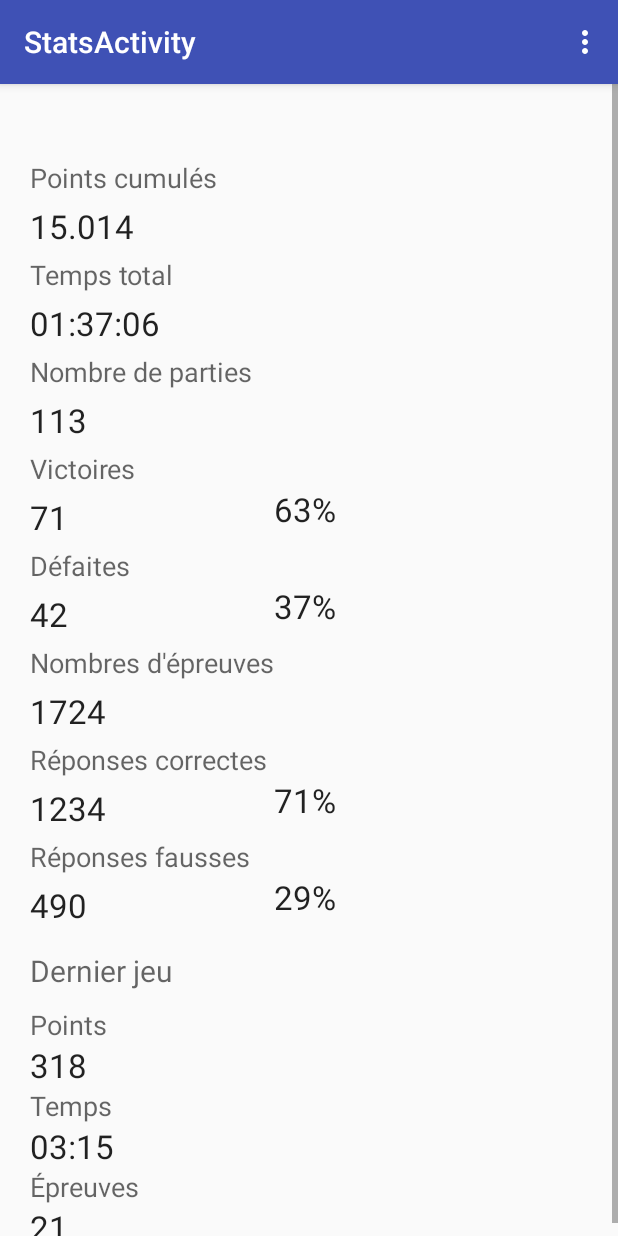
After one commit to Cocovich/MovieBuzz, an Android app: the StatsActivity screen opened directly, with no data from a screen before it, on a phone screen of 412 x 824 dp. The commit adds this screen. Run offline under Robolectric (Android 15) with nearby library versions, the phone set to English and light mode, and no system bars.

Commit message:
Stats layout

```diff
--- a/app/src/main/java/be/ipl/android/moviebuzz/MainActivity.java
+++ b/app/src/main/java/be/ipl/android/moviebuzz/MainActivity.java
@@ -42,12 +42,13 @@ public class MainActivity extends AppCompatActivity {
         return super.onOptionsItemSelected(item);
     }
 
-    //pour nouvelle partie
-    public void onClick(View view) {
+    public void newGame(View view) {
+        Intent gameIntent = new Intent(this, Main2Activity.class);
+        startActivityForResult(gameIntent, 1);
+    }
 
-        //int viewId = view.getId();
-
-        Intent detailIntent = new Intent(this, Main2Activity.class);
-        startActivityForResult(detailIntent, 1);
+    public void goToStats(View view) {
+        Intent statsIntent = new Intent(this, StatsActivity.class);
+        startActivityForResult(statsIntent, 1);
     }
 }
--- /dev/null
+++ b/app/src/main/java/be/ipl/android/moviebuzz/StatsActivity.java
@@ -0,0 +1,37 @@
+package be.ipl.android.moviebuzz;
+
+import android.os.Bundle;
+import android.support.design.widget.FloatingActionButton;
+import android.support.design.widget.Snackbar;
+import android.support.v7.app.AppCompatActivity;
+import android.support.v7.widget.Toolbar;
+import android.view.Menu;
+import android.view.View;
+
+public class StatsActivity extends AppCompatActivity {
+
+    @Override
+    protected void onCreate(Bundle savedInstanceState) {
+        super.onCreate(savedInstanceState);
+        setContentView(R.layout.activity_stats);
+        /*Toolbar toolbar = (Toolbar) findViewById(R.id.toolbar);
+        setSupportActionBar(toolbar);
+
+        FloatingActionButton fab = (FloatingActionButton) findViewById(R.id.fab);
+        fab.setOnClickListener(new View.OnClickListener() {
+            @Override
+            public void onClick(View view) {
+                Snackbar.make(view, "Replace with your own action", Snackbar.LENGTH_LONG)
+                        .setAction("Action", null).show();
+            }
+        });*/
+    }
+
+    @Override
+    public boolean onCreateOptionsMenu(Menu menu) {
+        // Inflate the menu; this adds items to the action bar if it is present.
+        getMenuInflater().inflate(R.menu.menu_main2, menu);
+        return true;
+    }
+
+}
--- a/app/src/main/res/layout/activity_main.xml
+++ b/app/src/main/res/layout/activity_main.xml
@@ -23,8 +23,8 @@
         android:layout_above="@+id/button4"
         android:layout_alignParentLeft="true"
         android:layout_alignParentStart="true"
-        android:onClick="onClick"
-        android:text="Nouvelle partie"
+        android:onClick="newGame"
+        android:text="@string/new_game"
         android:clickable="true"
         android:background="@android:color/holo_orange_light"
         android:layout_marginTop="6dp" />
@@ -36,7 +36,8 @@
         android:layout_above="@+id/button5"
         android:layout_alignParentEnd="true"
         android:layout_alignParentRight="true"
-        android:text="Stats"
+        android:onClick="goToStats"
+        android:text="@string/stats"
         android:clickable="true"
         android:background="@android:color/holo_orange_light"
         android:layout_marginTop="6dp" />
@@ -48,7 +49,7 @@
         android:layout_alignParentBottom="true"
         android:layout_alignParentEnd="true"
         android:layout_alignParentRight="true"
-        android:text="Options"
+        android:text="@string/options"
         android:clickable="true"
         android:background="@android:color/holo_orange_light"
         android:layout_marginTop="6dp" />
--- /dev/null
+++ b/app/src/main/res/layout/activity_stats.xml
@@ -0,0 +1,320 @@
+<RelativeLayout xmlns:android="http://schemas.android.com/apk/res/android"
+    xmlns:tools="http://schemas.android.com/tools"
+    android:layout_width="match_parent"
+    android:layout_height="match_parent">
+
+    <ScrollView
+        android:layout_width="wrap_content"
+        android:layout_height="wrap_content"
+        android:id="@+id/scrollView"
+        android:layout_alignParentRight="false"
+        android:layout_alignParentEnd="true"
+        android:layout_alignParentLeft="false"
+        android:layout_alignParentStart="true">
+
+        <LinearLayout
+            android:orientation="vertical"
+            android:layout_width="match_parent"
+            android:layout_height="match_parent"
+            android:layout_alignParentTop="true"
+            android:layout_marginTop="50dp"
+            android:layout_marginLeft="20dp"
+            android:layout_marginRight="20dp">
+
+            <GridLayout
+                android:layout_width="match_parent"
+                android:layout_height="match_parent"
+                android:orientation="vertical"
+                android:id="@+id/statsGrid"
+                android:rowCount="23"
+                android:columnCount="2">
+
+                <TextView
+                    android:layout_width="wrap_content"
+                    android:layout_height="wrap_content"
+                    android:textAppearance="?android:attr/textAppearanceMedium"
+                    android:text="@string/stats_total_points"
+                    android:id="@+id/statsLabelTotalPoints"
+                    android:layout_row="0"
+                    android:layout_column="0" />
+
+                <TextView
+                    android:layout_width="wrap_content"
+                    android:layout_height="wrap_content"
+                    android:textAppearance="?android:attr/textAppearanceLarge"
+                    android:text="15.014"
+                    android:id="@+id/statsValueTotalPoints"
+                    android:layout_row="1"
+                    android:layout_column="0"
+                    android:numeric="integer"
+                    android:layout_marginTop="5dp"
+                    android:layout_marginBottom="5dp"
+                    android:layout_weight="2"
+                    android:textAlignment="center" />
+
+                <TextView
+                    android:layout_width="wrap_content"
+                    android:layout_height="wrap_content"
+                    android:textAppearance="?android:attr/textAppearanceMedium"
+                    android:text="Temps total"
+                    android:id="@+id/statsLabelTotalTime"
+                    android:layout_row="2"
+                    android:layout_column="0" />
+
+                <TextView
+                    android:layout_width="wrap_content"
+                    android:layout_height="wrap_content"
+                    android:textAppearance="?android:attr/textAppearanceLarge"
+                    android:text="01:37:06"
+                    android:id="@+id/statsValueTotalTime"
+                    android:layout_row="3"
+                    android:layout_column="0"
+                    android:layout_marginTop="5dp"
+                    android:layout_marginBottom="5dp"
+                    android:layout_weight="2"
+                    android:textAlignment="center" />
+
+                <TextView
+                    android:layout_width="wrap_content"
+                    android:layout_height="wrap_content"
+                    android:textAppearance="?android:attr/textAppearanceMedium"
+                    android:text="Nombre de parties"
+                    android:id="@+id/statsLabelTotalGames"
+                    android:layout_row="4"
+                    android:layout_column="0" />
+
+                <TextView
+                    android:layout_width="wrap_content"
+                    android:layout_height="wrap_content"
+                    android:textAppearance="?android:attr/textAppearanceLarge"
+                    android:text="113"
+                    android:id="@+id/statsValueTotalGames"
+                    android:layout_row="5"
+                    android:layout_column="0"
+                    android:layout_marginTop="5dp"
+                    android:layout_marginBottom="5dp"
+                    android:layout_weight="2"
+                    android:textAlignment="center" />
+
+                <TextView
+                    android:layout_width="wrap_content"
+                    android:layout_height="wrap_content"
+                    android:textAppearance="?android:attr/textAppearanceMedium"
+                    android:text="Victoires"
+                    android:id="@+id/statsLabelTotalWins"
+                    android:layout_row="6"
+                    android:layout_column="0" />
+
+                <TextView
+                    android:layout_width="wrap_content"
+                    android:layout_height="wrap_content"
+                    android:textAppearance="?android:attr/textAppearanceLarge"
+                    android:text="71"
+                    android:id="@+id/statsValueTotalWins"
+                    android:layout_row="7"
+                    android:layout_column="0"
+                    android:layout_marginTop="5dp"
+                    android:layout_marginBottom="5dp"
+                    android:layout_weight="2"
+                    android:textAlignment="center" />
+
+                <TextView
+                    android:layout_width="wrap_content"
+                    android:layout_height="wrap_content"
+                    android:textAppearance="?android:attr/textAppearanceLarge"
+                    android:text="63%"
+                    android:id="@+id/statsValueRatioWins"
+                    android:layout_row="7"
+                    android:layout_column="1"
+                    android:layout_weight="1" />
+
+                <TextView
+                    android:layout_width="wrap_content"
+                    android:layout_height="wrap_content"
+                    android:textAppearance="?android:attr/textAppearanceMedium"
+                    android:text="Défaites"
+                    android:id="@+id/statsLabelTotalLoss"
+                    android:layout_row="8"
+                    android:layout_column="0" />
+
+                <TextView
+                    android:layout_width="wrap_content"
+                    android:layout_height="wrap_content"
+                    android:textAppearance="?android:attr/textAppearanceLarge"
+                    android:text="42"
+                    android:id="@+id/statsValueTotalLoss"
+                    android:layout_row="9"
+                    android:layout_column="0"
+                    android:layout_marginTop="5dp"
+                    android:layout_marginBottom="5dp"
+                    android:layout_weight="2"
+                    android:textAlignment="center" />
+
+                <TextView
+                    android:layout_width="wrap_content"
+                    android:layout_height="wrap_content"
+                    android:textAppearance="?android:attr/textAppearanceLarge"
+                    android:text="37%"
+                    android:id="@+id/statsValueRatioLoss"
+                    android:layout_row="9"
+                    android:layout_column="1"
+                    android:layout_weight="1" />
+
+                <TextView
+                    android:layout_width="wrap_content"
+                    android:layout_height="wrap_content"
+                    android:textAppearance="?android:attr/textAppearanceMedium"
+                    android:text="Nombres d&apos;épreuves"
+                    android:id="@+id/statsLabelTotalQuestions"
+                    android:layout_row="10"
+                    android:layout_column="0" />
+
+                <TextView
+                    android:layout_width="wrap_content"
+                    android:layout_height="wrap_content"
+                    android:textAppearance="?android:attr/textAppearanceLarge"
+                    android:text="1724"
+                    android:id="@+id/statsValueTotalQuestions"
+                    android:layout_row="11"
+                    android:layout_column="0"
+                    android:layout_marginTop="5dp"
+                    android:layout_marginBottom="5dp"
+                    android:layout_weight="2"
+                    android:textAlignment="center" />
+
+                <TextView
+                    android:layout_width="wrap_content"
+                    android:layout_height="wrap_content"
+                    android:textAppearance="?android:attr/textAppearanceMedium"
+                    android:text="Réponses correctes"
+                    android:id="@+id/statsLabelTotalAnswersTrue"
+                    android:layout_row="12"
+                    android:layout_column="0" />
+
+                <TextView
+                    android:layout_width="wrap_content"
+                    android:layout_height="wrap_content"
+                    android:textAppearance="?android:attr/textAppearanceLarge"
+                    android:text="1234"
+                    android:id="@+id/statsValueTotalAnswersTrue"
+                    android:layout_row="13"
+                    android:layout_column="0"
+                    android:layout_marginTop="5dp"
+                    android:layout_marginBottom="5dp"
+                    android:layout_weight="2"
+                    android:textAlignment="center" />
+
+                <TextView
+                    android:layout_width="wrap_content"
+                    android:layout_height="wrap_content"
+                    android:textAppearance="?android:attr/textAppearanceLarge"
+                    android:text="71%"
+                    android:id="@+id/statsValueRatioAnswersTrue"
+                    android:layout_row="13"
+                    android:layout_column="1"
+                    android:layout_weight="1" />
+
+                <TextView
+                    android:layout_width="wrap_content"
+                    android:layout_height="wrap_content"
+                    android:textAppearance="?android:attr/textAppearanceMedium"
+                    android:text="Réponses fausses"
+                    android:id="@+id/statsLabelTotalAnswersFalse"
+                    android:layout_row="14"
+                    android:layout_column="0" />
+
+                <TextView
+                    android:layout_width="wrap_content"
+                    android:layout_height="wrap_content"
+                    android:textAppearance="?android:attr/textAppearanceLarge"
+                    android:text="490"
+                    android:id="@+id/statsValueTotalAnswersFalse"
+                    android:layout_row="15"
+                    android:layout_column="0"
+                    android:layout_marginTop="5dp"
+                    android:layout_marginBottom="5dp"
+                    android:layout_weight="2"
+                    android:textAlignment="center" />
+
+                <TextView
+                    android:layout_width="wrap_content"
+                    android:layout_height="wrap_content"
+                    android:textAppearance="?android:attr/textAppearanceLarge"
+                    android:text="29%"
+                    android:id="@+id/statsValueRatioAnswersFalse"
+                    android:layout_row="15"
+                    android:layout_column="1"
+                    android:layout_weight="1" />
+
+                <TextView
+                    android:layout_width="wrap_content"
+                    android:layout_height="wrap_content"
+                    android:textAppearance="?android:attr/textAppearanceMedium"
+                    android:text="Dernier jeu"
+                    android:id="@+id/statsLabelLastGame"
+                    android:layout_row="16"
+                    android:layout_column="0"
+                    android:textSize="@dimen/abc_text_size_title_material"
+                    android:layout_marginTop="10dp"
+                    android:layout_marginBottom="10dp"
+                    android:textAlignment="center" />
+
+                <TextView
+                    android:layout_width="wrap_content"
+                    android:layout_height="wrap_content"
+                    android:textAppearance="?android:attr/textAppearanceMedium"
+                    android:text="Points"
+                    android:id="@+id/statsLabelLastGamePoints"
+                    android:layout_row="17"
+                    android:layout_column="0" />
+
+                <TextView
+                    android:layout_width="wrap_content"
+                    android:layout_height="wrap_content"
+                    android:textAppearance="?android:attr/textAppearanceLarge"
+                    android:text="318"
+                    android:id="@+id/statsValueLastGamePoints"
+                    android:layout_row="18"
+                    android:layout_column="0" />
+
+                <TextView
+                    android:layout_width="wrap_content"
+                    android:layout_height="wrap_content"
+                    android:textAppearance="?android:attr/textAppearanceMedium"
+                    android:text="Temps"
+                    android:id="@+id/statsLabelLastGameTime"
+                    android:layout_column="0"
+                    android:layout_row="19" />
+
+                <TextView
+                    android:layout_width="wrap_content"
+                    android:layout_height="wrap_content"
+                    android:textAppearance="?android:attr/textAppearanceLarge"
+                    android:text="03:15"
+                    android:id="@+id/statsValueLastGameTime"
+                    android:layout_column="0"
+                    android:layout_row="20" />
+
+                <TextView
+                    android:layout_width="wrap_content"
+                    android:layout_height="wrap_content"
+                    android:textAppearance="?android:attr/textAppearanceMedium"
+                    android:text="Épreuves"
+                    android:id="@+id/statsLabelLastGameQuestions"
+                    android:layout_column="0"
+                    android:layout_row="21" />
+
+                <TextView
+                    android:layout_width="wrap_content"
+                    android:layout_height="wrap_content"
+                    android:textAppearance="?android:attr/textAppearanceLarge"
+                    android:text="21"
+                    android:id="@+id/statsValueLastGameQuestions"
+                    android:layout_column="0"
+                    android:layout_row="22" />
+
+            </GridLayout>
+        </LinearLayout>
+    </ScrollView>
+
+</RelativeLayout>
--- a/app/src/main/res/layout/content_main.xml
+++ b/app/src/main/res/layout/content_stats.xml
@@ -9,11 +9,7 @@
     android:paddingRight="@dimen/activity_horizontal_margin"
     android:paddingTop="@dimen/activity_vertical_margin"
     app:layout_behavior="@string/appbar_scrolling_view_behavior"
-    tools:context="be.ipl.android.moviebuzz.MainActivity"
-    tools:showIn="@layout/activity_main">
+    tools:context="be.ipl.android.moviebuzz.StatsActivity"
+    tools:showIn="@layout/activity_stats">
 
-    <TextView
-        android:layout_width="wrap_content"
-        android:layout_height="wrap_content"
-        android:text="Hello World!" />
 </RelativeLayout>
--- a/app/src/main/res/values/strings.xml
+++ b/app/src/main/res/values/strings.xml
@@ -6,4 +6,9 @@
 
     <string name="hello_world">Hello world!</string>
     <string name="buzz_Bouton_Valider">BUZZ !</string>
+    <string name="new_game">Nouvelle partie</string>
+    <string name="stats">Statistiques</string>
+    <string name="options">Options</string>
+    <string name="title_activity_stats">StatsActivity</string>
+    <string name="stats_total_points">Points cumulés</string>
 </resources>
```
Also changed, not shown: app/src/main/AndroidManifest.xml (+6 -2 lines), 2 other files.
